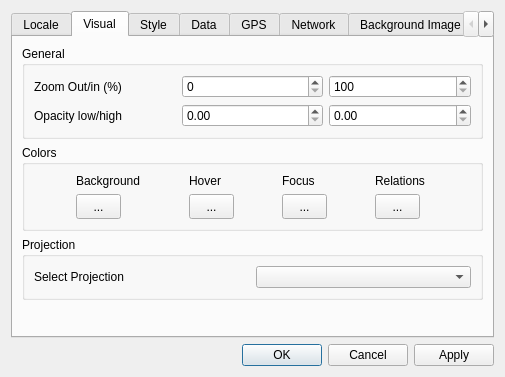
openstreetmap/merkaartor, file Preferences/PreferencesDialog.ui: the form before one commit.
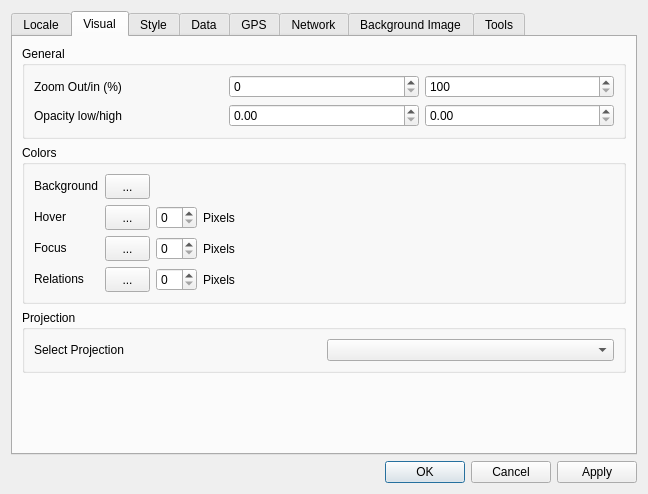
The form after the commit. The open tabs and pages were chosen to show the change.

Commit message: ADD : make hover/relation/focus sizes configureable FIX : make the defaults a little bit more subtle

```diff
--- a/Preferences/PreferencesDialog.ui
+++ b/Preferences/PreferencesDialog.ui
@@ -6,8 +6,8 @@
    <rect>
     <x>0</x>
     <y>0</y>
-    <width>505</width>
-    <height>357</height>
+    <width>648</width>
+    <height>494</height>
    </rect>
   </property>
   <property name="windowTitle" >
@@ -98,8 +98,8 @@
        <rect>
         <x>0</x>
         <y>0</y>
-        <width>483</width>
-        <height>283</height>
+        <width>618</width>
+        <height>415</height>
        </rect>
       </property>
       <attribute name="title" >
@@ -172,10 +172,16 @@
        </item>
        <item>
         <widget class="QGroupBox" name="groupBox_2" >
+         <property name="minimumSize" >
+          <size>
+           <width>0</width>
+           <height>0</height>
+          </size>
+         </property>
          <property name="title" >
           <string>Colors</string>
          </property>
-         <layout class="QGridLayout" name="gridLayout" >
+         <layout class="QFormLayout" name="formLayout" >
           <item row="0" column="0" >
            <widget class="QLabel" name="label_8" >
             <property name="text" >
@@ -184,101 +190,199 @@
            </widget>
           </item>
           <item row="0" column="1" >
+           <layout class="QHBoxLayout" name="horizontalLayout_3" >
+            <item>
+             <widget class="QToolButton" name="btBgColor" >
+              <property name="minimumSize" >
+               <size>
+                <width>45</width>
+                <height>25</height>
+               </size>
+              </property>
+              <property name="text" >
+               <string>...</string>
+              </property>
+              <property name="iconSize" >
+               <size>
+                <width>40</width>
+                <height>20</height>
+               </size>
+              </property>
+             </widget>
+            </item>
+            <item>
+             <spacer name="horizontalSpacer_2" >
+              <property name="orientation" >
+               <enum>Qt::Horizontal</enum>
+              </property>
+              <property name="sizeHint" stdset="0" >
+               <size>
+                <width>40</width>
+                <height>20</height>
+               </size>
+              </property>
+             </spacer>
+            </item>
+           </layout>
+          </item>
+          <item row="1" column="0" >
            <widget class="QLabel" name="label_19" >
             <property name="text" >
              <string>Hover</string>
             </property>
            </widget>
           </item>
-          <item row="0" column="2" >
+          <item row="1" column="1" >
+           <layout class="QHBoxLayout" name="horizontalLayout_4" >
+            <item>
+             <widget class="QToolButton" name="btHoverColor" >
+              <property name="minimumSize" >
+               <size>
+                <width>45</width>
+                <height>25</height>
+               </size>
+              </property>
+              <property name="text" >
+               <string>...</string>
+              </property>
+              <property name="iconSize" >
+               <size>
+                <width>40</width>
+                <height>20</height>
+               </size>
+              </property>
+             </widget>
+            </item>
+            <item>
+             <widget class="QSpinBox" name="HoverWidth" />
+            </item>
+            <item>
+             <widget class="QLabel" name="label_18" >
+              <property name="text" >
+               <string>Pixels</string>
+              </property>
+             </widget>
+            </item>
+            <item>
+             <spacer name="horizontalSpacer_3" >
+              <property name="orientation" >
+               <enum>Qt::Horizontal</enum>
+              </property>
+              <property name="sizeHint" stdset="0" >
+               <size>
+                <width>40</width>
+                <height>20</height>
+               </size>
+              </property>
+             </spacer>
+            </item>
+           </layout>
+          </item>
+          <item row="2" column="0" >
            <widget class="QLabel" name="label_20" >
             <property name="text" >
              <string>Focus</string>
             </property>
            </widget>
           </item>
-          <item row="0" column="3" >
+          <item row="2" column="1" >
+           <layout class="QHBoxLayout" name="horizontalLayout_5" >
+            <item>
+             <widget class="QToolButton" name="btFocusColor" >
+              <property name="minimumSize" >
+               <size>
+                <width>45</width>
+                <height>25</height>
+               </size>
+              </property>
+              <property name="text" >
+               <string>...</string>
+              </property>
+              <property name="iconSize" >
+               <size>
+                <width>40</width>
+                <height>20</height>
+               </size>
+              </property>
+             </widget>
+            </item>
+            <item>
+             <widget class="QSpinBox" name="FocusWidth" />
+            </item>
+            <item>
+             <widget class="QLabel" name="label_22" >
+              <property name="text" >
+               <string>Pixels</string>
+              </property>
+             </widget>
+            </item>
+            <item>
+             <spacer name="horizontalSpacer_4" >
+              <property name="orientation" >
+               <enum>Qt::Horizontal</enum>
+              </property>
+              <property name="sizeHint" stdset="0" >
+               <size>
+                <width>40</width>
+                <height>20</height>
+               </size>
+              </property>
+             </spacer>
+            </item>
+           </layout>
+          </item>
+          <item row="3" column="0" >
            <widget class="QLabel" name="label_21" >
             <property name="text" >
              <string>Relations</string>
             </property>
            </widget>
           </item>
-          <item row="1" column="0" >
-           <widget class="QToolButton" name="btBgColor" >
-            <property name="minimumSize" >
-             <size>
-              <width>45</width>
-              <height>25</height>
-             </size>
-            </property>
-            <property name="text" >
-             <string>...</string>
-            </property>
-            <property name="iconSize" >
-             <size>
-              <width>40</width>
-              <height>20</height>
-             </size>
-            </property>
-           </widget>
-          </item>
-          <item row="1" column="1" >
-           <widget class="QToolButton" name="btHoverColor" >
-            <property name="minimumSize" >
-             <size>
-              <width>45</width>
-              <height>25</height>
-             </size>
-            </property>
-            <property name="text" >
-             <string>...</string>
-            </property>
-            <property name="iconSize" >
-             <size>
-              <width>40</width>
-              <height>20</height>
-             </size>
-            </property>
-           </widget>
-          </item>
-          <item row="1" column="2" >
-           <widget class="QToolButton" name="btFocusColor" >
-            <property name="minimumSize" >
-             <size>
-              <width>45</width>
-              <height>25</height>
-             </size>
-            </property>
-            <property name="text" >
-             <string>...</string>
-            </property>
-            <property name="iconSize" >
-             <size>
-              <width>40</width>
-              <height>20</height>
-             </size>
-            </property>
-           </widget>
-          </item>
-          <item row="1" column="3" >
-           <widget class="QToolButton" name="btRelationsColor" >
-            <property name="minimumSize" >
-             <size>
-              <width>45</width>
-              <height>25</height>
-             </size>
-            </property>
-            <property name="text" >
-             <string>...</string>
-            </property>
-            <property name="iconSize" >
-             <size>
-              <width>40</width>
-              <height>20</height>
-             </size>
-            </property>
-           </widget>
+          <item row="3" column="1" >
+           <layout class="QHBoxLayout" name="horizontalLayout_6" >
+            <item>
+             <widget class="QToolButton" name="btRelationsColor" >
+              <property name="minimumSize" >
+               <size>
+                <width>45</width>
+                <height>25</height>
+               </size>
+              </property>
+              <property name="text" >
+               <string>...</string>
+              </property>
+              <property name="iconSize" >
+               <size>
+                <width>40</width>
+                <height>20</height>
+               </size>
+              </property>
+             </widget>
+            </item>
+            <item>
+             <widget class="QSpinBox" name="RelationsWidth" />
+            </item>
+            <item>
+             <widget class="QLabel" name="label_23" >
+              <property name="text" >
+               <string>Pixels</string>
+              </property>
+             </widget>
+            </item>
+            <item>
+             <spacer name="horizontalSpacer_5" >
+              <property name="orientation" >
+               <enum>Qt::Horizontal</enum>
+              </property>
+              <property name="sizeHint" stdset="0" >
+               <size>
+                <width>40</width>
+                <height>20</height>
+               </size>
+              </property>
+             </spacer>
+            </item>
+           </layout>
           </item>
          </layout>
         </widget>
```
Left out of the diff: 34 changed lines with no effect on the pictures. The commit also changes 6 other files.
